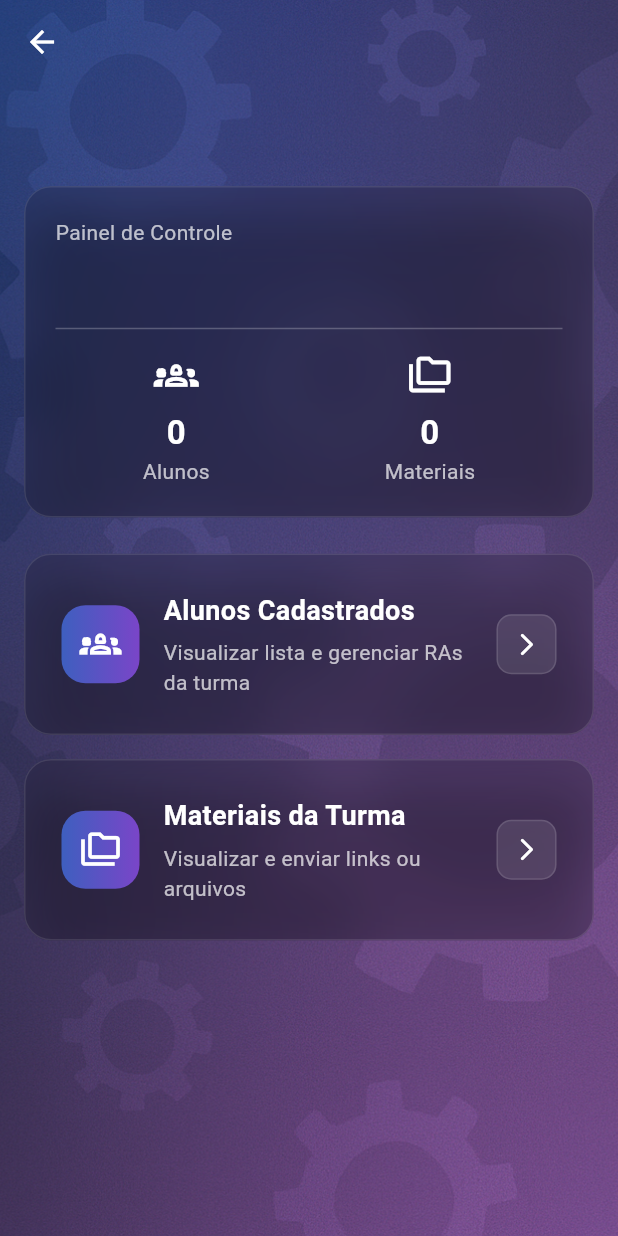
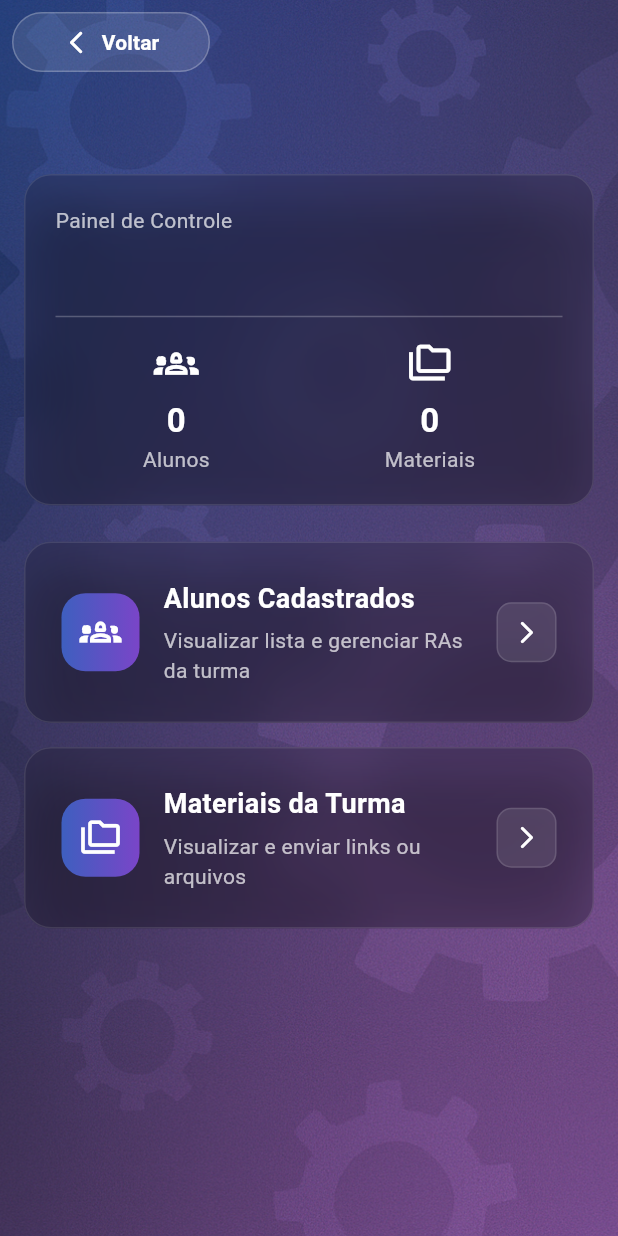
Before and after one commit to tello24/ProjetoIntegradorSeason4, a Flutter app: the GerenciamentoTurmaPage screen opened directly with empty values, on a phone screen of 412 x 824 dp. Run offline on Flutter 3.47's test engine with Material 3 defaults, Android fonts, the phone set to English and light mode, and no system bars; our stand-ins replace cloud_firestore, file_picker, firebase_auth, firebase_core, open_filex; missing offline and left inert: dart:html; accounts and stored records are empty.

Commit message:
UPDATE: gerenciamento_turma_page.dart

```diff
--- a/poliedro_sistema/lib/pages/gerenciamento_turma_page.dart
+++ b/poliedro_sistema/lib/pages/gerenciamento_turma_page.dart
@@ -1,16 +1,17 @@
 // lib/pages/gerenciamento_turma_page.dart
-// CÓDIGO CORRIGIDO
+// COMPLETO — AppBar só com o botão "Voltar" (sem título)
 
 import 'dart:ui';
 import 'package:flutter/material.dart';
 import 'package:cloud_firestore/cloud_firestore.dart';
-import 'package:firebase_auth/firebase_auth.dart'; // Import necessário
+import 'package:firebase_auth/firebase_auth.dart';
+
 import 'alunos_da_turma_page.dart';
 import 'materiais_da_turma_page.dart';
 
 class GerenciamentoTurmaPage extends StatefulWidget {
   final String turmaId;
-  final String nomeTurma;
+  final String nomeTurma; // mantido caso você use em outros lugares da tela
 
   const GerenciamentoTurmaPage({
     super.key,
@@ -31,7 +32,7 @@ class _GerenciamentoTurmaPageState extends State<GerenciamentoTurmaPage> {
   @override
   void initState() {
     super.initState();
-    _uid = FirebaseAuth.instance.currentUser!.uid; // Pega o UID do professor
+    _uid = FirebaseAuth.instance.currentUser!.uid;
     _fetchSummaryData();
   }
 
@@ -44,31 +45,23 @@ class _GerenciamentoTurmaPageState extends State<GerenciamentoTurmaPage> {
           .count()
           .get();
 
-      // CORREÇÃO APLICADA AQUI:
-      // A consulta de contagem de materiais agora também filtra pelo UID do professor,
-      // assim como fizemos na página de listagem de materiais, para cumprir a regra de segurança.
       final materialSnapshot = await FirebaseFirestore.instance
           .collection('materials')
           .where('classIds', arrayContains: widget.turmaId)
-          .where(
-            'ownerUid',
-            isEqualTo: _uid,
-          ) // <-- LINHA ADICIONADA QUE CORRIGE O PROBLEMA
+          .where('ownerUid', isEqualTo: _uid) // garante regra de leitura
           .count()
           .get();
 
-      if (mounted) {
+      if (!mounted) return;
       setState(() {
         _studentCount = studentSnapshot.count;
         _materialCount = materialSnapshot.count;
         _isLoadingSummary = false;
       });
-      }
     } catch (e) {
-      print(
-        "Erro ao buscar resumo: $e",
-      ); // Adicionado um print para ajudar a depurar
-      if (mounted) {
+      // ignore: avoid_print
+      print("Erro ao buscar resumo: $e");
+      if (!mounted) return;
       setState(() {
         _isLoadingSummary = false;
         _studentCount = 0;
@@ -76,6 +69,98 @@ class _GerenciamentoTurmaPageState extends State<GerenciamentoTurmaPage> {
       });
     }
   }
+
+  @override
+  Widget build(BuildContext context) {
+    return Scaffold(
+      extendBodyBehindAppBar: true,
+      appBar: AppBar(
+        automaticallyImplyLeading: false, // remove seta padrão
+        backgroundColor: Colors.transparent,
+        elevation: 0,
+        leadingWidth: 140,
+        leading: SafeArea(
+          child: Padding(
+            padding: const EdgeInsets.only(left: 8, top: 8, bottom: 8),
+            child: _BackPill(onTap: () => Navigator.maybePop(context)),
+          ),
+        ),
+        // Sem título aqui! (removemos o nome da matéria da AppBar)
+        title: null,
+      ),
+      body: Stack(
+        fit: StackFit.expand,
+        children: [
+          // Fundo
+          Container(
+            decoration: BoxDecoration(
+              image: const DecorationImage(
+                image: AssetImage('assets/images/poliedro.png'),
+                fit: BoxFit.cover,
+              ),
+              gradient: LinearGradient(
+                colors: [
+                  const Color(0xFF0B091B).withOpacity(.92),
+                  const Color(0xFF0B091B).withOpacity(.92),
+                ],
+                begin: Alignment.topCenter,
+                end: Alignment.bottomCenter,
+              ),
+            ),
+          ),
+          SafeArea(
+            child: Padding(
+              padding: const EdgeInsets.fromLTRB(16, 12, 16, 24),
+              child: Column(
+                children: [
+                  const SizedBox(height: kToolbarHeight - 8),
+
+                  // Card de resumo — aqui mostramos o nome da turma no conteúdo (não no AppBar)
+                  _buildSummaryCard(),
+
+                  const SizedBox(height: 24),
+
+                  // Ações
+                  _ActionCard(
+                    icon: Icons.groups_2_outlined,
+                    title: 'Alunos Cadastrados',
+                    subtitle: 'Visualizar lista e gerenciar RAs da turma',
+                    onTap: () {
+                      Navigator.push(
+                        context,
+                        MaterialPageRoute(
+                          builder: (_) => AlunosDaTurmaPage(
+                            turmaId: widget.turmaId,
+                            nomeTurma: widget.nomeTurma,
+                          ),
+                        ),
+                      ).then((_) => _fetchSummaryData());
+                    },
+                  ),
+                  const SizedBox(height: 16),
+                  _ActionCard(
+                    icon: Icons.folder_copy_outlined,
+                    title: 'Materiais da Turma',
+                    subtitle: 'Visualizar e enviar links ou arquivos',
+                    onTap: () {
+                      Navigator.push(
+                        context,
+                        MaterialPageRoute(
+                          builder: (_) => MateriaisDaTurmaPage(
+                            turmaId: widget.turmaId,
+                            nomeTurma: widget.nomeTurma,
+                          ),
+                        ),
+                      ).then((_) => _fetchSummaryData());
+                    },
+                  ),
+                ],
+              ),
+            ),
+          ),
+        ],
+      ),
+    );
   }
 
   Widget _buildSummaryCard() {
@@ -94,7 +179,7 @@ class _GerenciamentoTurmaPageState extends State<GerenciamentoTurmaPage> {
           ),
           const SizedBox(height: 4),
           Text(
-            widget.nomeTurma,
+            widget.nomeTurma, // título dentro do conteúdo
             style: const TextStyle(
               color: Colors.white,
               fontSize: 24,
@@ -141,7 +226,7 @@ class _GerenciamentoTurmaPageState extends State<GerenciamentoTurmaPage> {
                 ),
               )
             : Text(
-                value?.toString() ?? '0',
+                (value ?? 0).toString(),
                 style: const TextStyle(
                   color: Colors.white,
                   fontSize: 22,
@@ -155,94 +240,10 @@ class _GerenciamentoTurmaPageState extends State<GerenciamentoTurmaPage> {
       ],
     );
   }
-
-  @override
-  Widget build(BuildContext context) {
-    return Scaffold(
-      extendBodyBehindAppBar: true,
-      appBar: AppBar(
-        title: Text(
-          widget.nomeTurma,
-          style: const TextStyle(
-            color: Colors.white,
-            fontWeight: FontWeight.bold,
-          ),
-        ),
-        backgroundColor: Colors.transparent,
-        elevation: 0,
-        iconTheme: const IconThemeData(color: Colors.white),
-      ),
-      body: Stack(
-        fit: StackFit.expand,
-        children: [
-          Container(
-            decoration: BoxDecoration(
-              image: const DecorationImage(
-                image: AssetImage('assets/images/poliedro.png'),
-                fit: BoxFit.cover,
-              ),
-              gradient: LinearGradient(
-                colors: [
-                  const Color(0xFF0B091B).withOpacity(.92),
-                  const Color(0xFF0B091B).withOpacity(.92),
-                ],
-                begin: Alignment.topCenter,
-                end: Alignment.bottomCenter,
-              ),
-            ),
-          ),
-          SafeArea(
-            child: Padding(
-              padding: const EdgeInsets.fromLTRB(16, 12, 16, 24),
-              child: Column(
-                children: [
-                  const SizedBox(height: kToolbarHeight),
-                  _buildSummaryCard(),
-                  const SizedBox(height: 24),
-                  _ActionCard(
-                    icon: Icons.groups_2_outlined,
-                    title: 'Alunos Cadastrados',
-                    subtitle: 'Visualizar lista e gerenciar RAs da turma',
-                    onTap: () {
-                      Navigator.push(
-                        context,
-                        MaterialPageRoute(
-                          builder: (_) => AlunosDaTurmaPage(
-                            turmaId: widget.turmaId,
-                            nomeTurma: widget.nomeTurma,
-                          ),
-                        ),
-                      ).then((_) => _fetchSummaryData());
-                    },
-                  ),
-                  const SizedBox(height: 16),
-                  _ActionCard(
-                    icon: Icons.folder_copy_outlined,
-                    title: 'Materiais da Turma',
-                    subtitle: 'Visualizar e enviar links ou arquivos',
-                    onTap: () {
-                      Navigator.push(
-                        context,
-                        MaterialPageRoute(
-                          builder: (_) => MateriaisDaTurmaPage(
-                            turmaId: widget.turmaId,
-                            nomeTurma: widget.nomeTurma,
-                          ),
-                        ),
-                      ).then((_) => _fetchSummaryData());
-                    },
-                  ),
-                ],
-              ),
-            ),
-          ),
-        ],
-      ),
-    );
-  }
 }
 
-/* ========================= UI Helpers (mantidos como estavam) ========================= */
+/* ========================= UI Helpers ========================= */
+
 class _Glass extends StatelessWidget {
   final Widget child;
   final EdgeInsetsGeometry? padding;
@@ -358,3 +359,31 @@ class _ActionCard extends StatelessWidget {
     );
   }
 }
+
+/// Botão "Voltar" estilo pílula (substitui a seta padrão do AppBar)
+class _BackPill extends StatelessWidget {
+  final VoidCallback onTap;
+  const _BackPill({required this.onTap});
+
+  @override
+  Widget build(BuildContext context) {
+    return TextButton.icon(
+      onPressed: onTap,
+      icon: const Icon(
+        Icons.arrow_back_ios_new_rounded,
+        color: Colors.white,
+        size: 18,
+      ),
+      label: const Text(
+        'Voltar',
+        style: TextStyle(color: Colors.white, fontWeight: FontWeight.w700),
+      ),
+      style: TextButton.styleFrom(
+        backgroundColor: Colors.white.withOpacity(.10),
+        side: const BorderSide(color: Colors.white24),
+        shape: const StadiumBorder(),
+        padding: const EdgeInsets.symmetric(horizontal: 14, vertical: 10),
+      ),
+    );
+  }
+}
```
Lines whose indentation alone changed are shown as unchanged.
